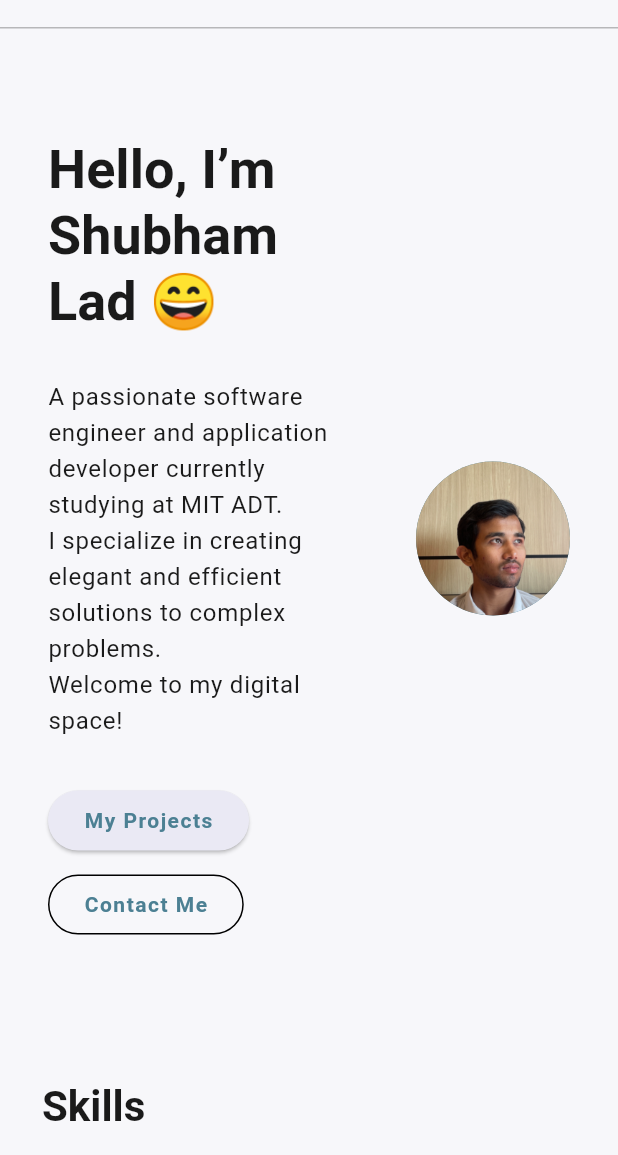
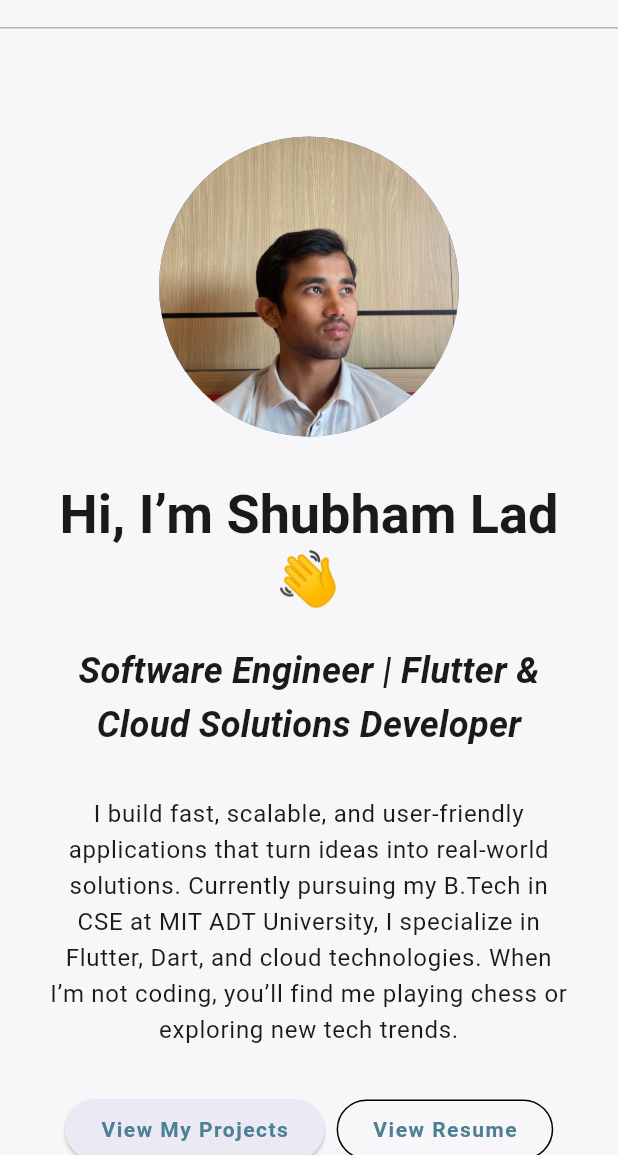
Before and after one commit to Shubhamlad2004/portfolio_shubham_lad, a Flutter app: the screen it shows after launch, on a phone screen of 412 x 824 dp, the part 81-1236 px from its top. Run offline on Flutter 3.47's test engine with Material 3 defaults, Android fonts, the light colour scheme and no system bars; our stand-ins replace font_awesome_flutter.

Commit message:
miner changes

```diff
--- a/lib/pages/home_page.dart
+++ b/lib/pages/home_page.dart
@@ -1,6 +1,6 @@
 import 'package:flutter/material.dart';
-import '../widgets/hero_section.dart';
-import '../widgets/skills_section.dart';
+import 'package:portfolio_shubham_lad/widgets/hero_section.dart';
+import 'package:portfolio_shubham_lad/widgets/skills_section.dart';
 
 class HomePage extends StatelessWidget {
   const HomePage({Key? key}) : super(key: key);
--- a/lib/theme/app_theme.dart
+++ b/lib/theme/app_theme.dart
@@ -33,7 +33,7 @@ class AppTheme {
       onSurface: LightThemeColors.textPrimary,
     ),
     dividerTheme: const DividerThemeData(
-      color: LightThemeColors.Divider,
+      color: LightThemeColors.divider,
       thickness: 1,
       space: 0,
     ),
@@ -67,7 +67,7 @@ class AppTheme {
       onSurface: DarkThemeColors.textPrimary,
     ),
     dividerTheme: const DividerThemeData(
-      color: DarkThemeColors.Divider,
+      color: DarkThemeColors.divider,
       thickness: 1,
       space: 0,
     ),
--- a/lib/theme/dark_theme_colors.dart
+++ b/lib/theme/dark_theme_colors.dart
@@ -8,5 +8,5 @@ class DarkThemeColors {
   static const Color textPrimary = Color(0xFFFFFFFF);
   static const Color textSecondary = Color(0xFFBBBBBB);
   static const Color button = Color(0xFF333344);
-  static const Color Divider = Colors.white24;
+  static const Color divider = Colors.white24;
 }
--- a/lib/theme/light_theme_colors.dart
+++ b/lib/theme/light_theme_colors.dart
@@ -8,5 +8,5 @@ class LightThemeColors {
   static const Color textPrimary = Color(0xFF1A1A1A);
   static const Color textSecondary = Color(0xFF555555);
   static const Color button = Color(0xFFE6E6F0);
-  static const Color Divider = Colors.black26;
+  static const Color divider = Colors.black26;
 }
--- a/lib/widgets/AppDrawer.dart
+++ b/lib/widgets/app_drawer.dart
@@ -9,9 +9,9 @@ class AppDrawer extends StatelessWidget {
       child: ListView(
         padding: EdgeInsets.zero,
         children: [
-          const DrawerHeader(
-            decoration: BoxDecoration(color: Colors.blue),
-            child: Text('Navigation', style: TextStyle(color: Colors.white, fontSize: 20)),
+          DrawerHeader(
+            decoration: BoxDecoration(color: Theme.of(context).dividerTheme.color),
+            child: Text('Navigation', style: Theme.of(context).textTheme.titleLarge,),
           ),
           _buildDrawerItem(context, 'Home', '/'),
           _buildDrawerItem(context, 'Profile', '/profile'),
--- a/lib/widgets/hero_section.dart
+++ b/lib/widgets/hero_section.dart
@@ -1,83 +1,125 @@
 import 'package:flutter/material.dart';
+import 'package:url_launcher/url_launcher.dart';
 
 class HeroSection extends StatelessWidget {
   const HeroSection({super.key});
-
+  Future<void> _openResume(BuildContext context) async {
+    final Uri resumeUri = Uri.parse('lib/assets/resume/Shubham_Lad_Resume.pdf');
+    if (!await launchUrl(resumeUri, mode: LaunchMode.externalApplication)) {
+      ScaffoldMessenger.of(context).showSnackBar(
+        const SnackBar(content: Text('Could not open resume')),
+      );
+    }
+  }
   @override
   Widget build(BuildContext context) {
+    final screenWidth = MediaQuery.of(context).size.width;
+    final isMobile = screenWidth < 600;
+
+
     return Container(
       padding: const EdgeInsets.symmetric(vertical: 60, horizontal: 20),
-      child: Column(
+      child: isMobile
+          ? Column(
               crossAxisAlignment: CrossAxisAlignment.center,
               children: [
-          // Main Row: Text + Image
-          Row(
-            crossAxisAlignment: CrossAxisAlignment.center,
-            children: [
-              // Left: Text
-              Expanded(
-                flex: 2,
-                child: Column(
-                  crossAxisAlignment: CrossAxisAlignment.start,
-                  children: [
-                    // Title
-                    Text(
-                      'Hello, I’m Shubham Lad 😄',
-                      style: Theme.of(context).textTheme.displaySmall?.copyWith(
-                            fontWeight: FontWeight.bold,
+                // Image on top for mobile
+                CircleAvatar(
+                  radius: 100,
+                  backgroundImage: const AssetImage(
+                    'lib/assets/images/hero_image.jpeg',
                   ),
                 ),
                 const SizedBox(height: 30),
 
-                    // Subtitle / Description
-                    Text(
-                      'A passionate software engineer and application developer currently studying at MIT ADT.\n'
-                      'I specialize in creating elegant and efficient solutions to complex problems.\n'
-                      'Welcome to my digital space!',
-                      style: Theme.of(context).textTheme.bodyLarge,
+                // Text section below image
+                _buildTextSection(context, isMobile: true),
+              ],
+            )
+          : Row(
+              crossAxisAlignment: CrossAxisAlignment.center,
+              children: [
+                // Text on left
+                Expanded(
+                  flex: 2,
+                  child: _buildTextSection(context),
                 ),
-                    const SizedBox(height: 30),
-
-                    // Buttons
-                    Wrap(
-                      spacing: 8,
-                      runSpacing: 8,
-                      children: [
-                        ElevatedButton(
-                          onPressed: () {
-                            // Navigate to Projects
-                          },
-                          child: const Text('My Projects'),
-                        ),
-                        const SizedBox(width: 16),
-                        OutlinedButton(
-                          onPressed: () {
-                            // Navigate to Contact
-                          },
-                          child: const Text('Contact Me'),
-                        ),
-                      ],
-                    ),
-                  ],
-                ),
-              ),
-
                 const SizedBox(width: 40),
 
-              // Right: Image
+                // Portrait-style rectangle image on right for desktop
                 Expanded(
                   flex: 1,
-                child: CircleAvatar(
-                  radius: 120,
-                  backgroundImage: AssetImage(
-                    'lib/assets/images/hero_image.jpeg', // replace with your image path
+                  child: AspectRatio(
+                    aspectRatio: 3 / 4, // Width : Height (portrait)
+                    child: ClipRRect(
+                      borderRadius: BorderRadius.circular(20),
+                      child: Image.asset(
+                        'lib/assets/images/hero_image.jpeg',
+                        fit: BoxFit.cover,
+                      ),
                     ),
                   ),
                 ),
               ],
             ),
+    );
+
+  }
+
+  Widget _buildTextSection(BuildContext context, {bool isMobile = false}) {
+    return Column(
+      crossAxisAlignment:
+          isMobile ? CrossAxisAlignment.center : CrossAxisAlignment.start,
+      children: [
+        // Headline
+        Text(
+          'Hi, I’m Shubham Lad 👋',
+          style: Theme.of(context).textTheme.displaySmall?.copyWith(
+                fontWeight: FontWeight.bold,
+              ),
+          textAlign: isMobile ? TextAlign.center : TextAlign.start,
+        ),
+        const SizedBox(height: 20),
+
+        // Tagline
+        Text(
+          'Software Engineer | Flutter & Cloud Solutions Developer',
+          style: Theme.of(context).textTheme.titleMedium?.copyWith(
+                fontStyle: FontStyle.italic,
+              ),
+          textAlign: isMobile ? TextAlign.center : TextAlign.start,
+        ),
+        const SizedBox(height: 30),
+
+        // Short bio
+        Text(
+          'I build fast, scalable, and user-friendly applications that turn ideas into real-world solutions. '
+          'Currently pursuing my B.Tech in CSE at MIT ADT University, I specialize in Flutter, Dart, and cloud technologies. '
+          'When I’m not coding, you’ll find me playing chess or exploring new tech trends.',
+          style: Theme.of(context).textTheme.bodyLarge,
+          textAlign: isMobile ? TextAlign.center : TextAlign.start,
+        ),
+        const SizedBox(height: 30),
+
+        // Call to action buttons
+        Wrap(
+          spacing: 8,
+          runSpacing: 8,
+          alignment: isMobile ? WrapAlignment.center : WrapAlignment.start,
+          children: [
+            ElevatedButton(
+              onPressed: () {
+                Navigator.pushNamed(context, '/projects');
+              },
+              child: const Text('View My Projects'),
+            ),
+            OutlinedButton(
+              onPressed: () => _openResume(context),
+              child: const Text('View Resume'),
+            ),
           ],
         ),
+      ],
     );
   }
 }
--- a/lib/widgets/navbar.dart
+++ b/lib/widgets/navbar.dart
@@ -1,5 +1,4 @@
 import 'package:flutter/material.dart';
-import './social_menu_items.dart';
 
 class NavBar extends StatelessWidget {
   const NavBar({super.key});
@@ -44,7 +43,6 @@ class NavBar extends StatelessWidget {
                 _NavItem("Projects", '/projects', currentRoute),
                 _NavItem("Resume", '/resume', currentRoute),
                 _NavItem("Content", '/content', currentRoute),
-                const _ContactDropdown(),
               ] else ...[
                 Builder(
                   builder: (context) => IconButton(
@@ -91,26 +89,3 @@ class _NavItem extends StatelessWidget {
     );
   }
 }
-
-class _ContactDropdown extends StatelessWidget {
-  const _ContactDropdown();
-
-  @override
-  Widget build(BuildContext context) {
-    return PopupMenuButton<int>(
-      tooltip: "Contact Me",
-      offset: const Offset(0, 30),
-      itemBuilder: (context) => SocialMenuItems.getMenuItems(),
-      onSelected: (value) => SocialMenuItems.launchFromValue(value),
-      child: const Padding(
-        padding: EdgeInsets.symmetric(horizontal: 12),
-        child: Row(
-          children: [
-            Text("Contact Me"),
-            Icon(Icons.arrow_drop_down),
-          ],
-        ),
-      ),
-    );
-  }
-}
--- a/lib/widgets/shared_layout.dart
+++ b/lib/widgets/shared_layout.dart
@@ -2,30 +2,29 @@ import 'package:flutter/material.dart';
 import 'navbar.dart';
 import 'footer.dart';
 import 'responsive_wrapper.dart';
-import 'AppDrawer.dart';
+import 'app_drawer.dart';
 
 class SharedLayout extends StatelessWidget {
   final Widget child;
-
   const SharedLayout({super.key, required this.child});
 
   @override
   Widget build(BuildContext context) {
     return Scaffold(
-      endDrawer: const AppDrawer(), // ✅ use modular drawer
+      endDrawer: const AppDrawer(), // vertical drawer menu bar in case of mobile interface
       body: LayoutBuilder(
         builder: (context, constraints) {
-          return SingleChildScrollView(
+          return SingleChildScrollView( // make page scrolable
             child: ConstrainedBox(
-              constraints: BoxConstraints(minHeight: constraints.maxHeight),
-              child: IntrinsicHeight(
+              constraints: BoxConstraints(minHeight: constraints.maxHeight), // use space horisontaly(helps footer stick to botum)
+              child: IntrinsicHeight( // (heavy resource remove if app too slow.) makes colums of same size (as the allest one)
                 child: Column(
                   crossAxisAlignment: CrossAxisAlignment.stretch,
                   children: [
-                    const NavBar(), // ✅ top navigation
-                    ResponsiveWrapper(child: child), // ✅ main content
-                    const Spacer(), // ✅ fills remaining space
-                    const CustomFooter(), // ✅ shared footer
+                    const NavBar(), // Menu Bar on top
+                    ResponsiveWrapper(child: child), // main content
+                    const Spacer(), // fill remaining space
+                    const CustomFooter(), // shared footer
                   ],
                 ),
               ),
--- a/pubspec.yaml
+++ b/pubspec.yaml
@@ -25,3 +25,4 @@ flutter:
     - lib/assets/images/logo.png
     - lib/assets/images/hero_image.jpeg
     - lib/assets/images/project_placeholder.jpg
+    - lib/assets/resume/Shubham_Lad_Resume.pdf
```
Also changed, not shown: 1 other file. Lines whose indentation alone changed are shown as unchanged.
